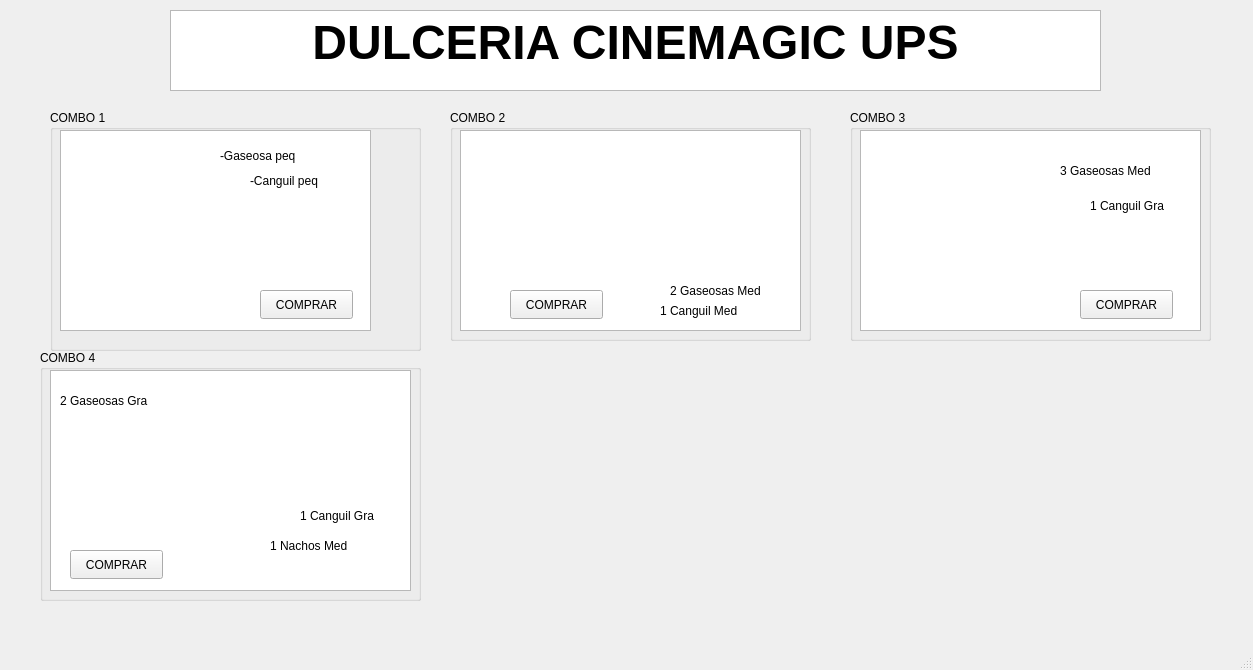
Before: the Qt Designer form dulceria.ui in Santi-gdl/ProyectoCinep2, drawn with Qt 5.
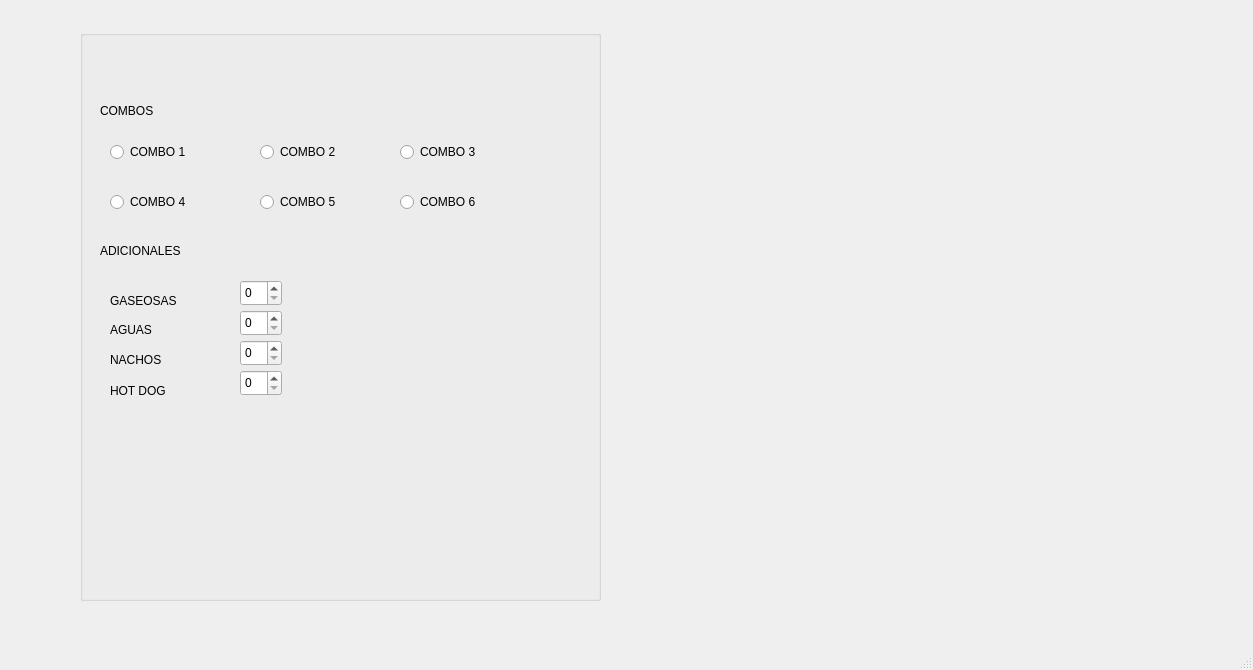
After: the same form once the commit is applied. Icons and pictures are not drawn.

The edit to the form file:
```diff
--- a/dulceria.ui
+++ b/dulceria.ui
@@ -14,309 +14,231 @@
    <string>MainWindow</string>
   </property>
   <widget class="QWidget" name="centralwidget">
-   <widget class="QGroupBox" name="groupBox_2">
+   <widget class="QGroupBox" name="groupBox">
     <property name="geometry">
      <rect>
-      <x>450</x>
-      <y>110</y>
-      <width>361</width>
-      <height>231</height>
+      <x>80</x>
+      <y>30</y>
+      <width>521</width>
+      <height>571</height>
      </rect>
     </property>
     <property name="title">
-     <string>COMBO 2</string>
+     <string/>
     </property>
-    <widget class="QTextBrowser" name="textBrowser">
+    <widget class="QRadioButton" name="radioButton">
      <property name="geometry">
       <rect>
-       <x>10</x>
-       <y>20</y>
-       <width>341</width>
-       <height>201</height>
+       <x>30</x>
+       <y>110</y>
+       <width>110</width>
+       <height>24</height>
       </rect>
      </property>
-     <property name="html">
-      <string>&lt;!DOCTYPE HTML PUBLIC &quot;-//W3C//DTD HTML 4.0//EN&quot; &quot;http://www.w3.org/TR/REC-html40/strict.dtd&quot;&gt;
-&lt;html&gt;&lt;head&gt;&lt;meta name=&quot;qrichtext&quot; content=&quot;1&quot; /&gt;&lt;meta charset=&quot;utf-8&quot; /&gt;&lt;style type=&quot;text/css&quot;&gt;
-p, li { white-space: pre-wrap; }
-&lt;/style&gt;&lt;/head&gt;&lt;body style=&quot; font-family:'Segoe UI'; font-size:9pt; font-weight:400; font-style:normal;&quot;&gt;
-&lt;p style=&quot; margin-top:0px; margin-bottom:0px; margin-left:0px; margin-right:0px; -qt-block-indent:0; text-indent:0px;&quot;&gt;&lt;img src=&quot;:/Peliculas/Combos Cine/WhatsApp Image 2022-07-13 at 11.51.32 AM.jpeg&quot; /&gt;&lt;/p&gt;&lt;/body&gt;&lt;/html&gt;</string>
+     <property name="text">
+      <string>COMBO 1 </string>
+     </property>
+    </widget>
+    <widget class="QLabel" name="label">
+     <property name="geometry">
+      <rect>
+       <x>20</x>
+       <y>60</y>
+       <width>241</width>
+       <height>41</height>
+      </rect>
+     </property>
+     <property name="styleSheet">
+      <string notr="true">font: 600 22pt &quot;Sitka Display Semibold&quot;;</string>
+     </property>
+     <property name="text">
+      <string>COMBOS</string>
+     </property>
+    </widget>
+    <widget class="QRadioButton" name="radioButton_2">
+     <property name="geometry">
+      <rect>
+       <x>180</x>
+       <y>110</y>
+       <width>110</width>
+       <height>24</height>
+      </rect>
+     </property>
+     <property name="text">
+      <string>COMBO 2</string>
+     </property>
+    </widget>
+    <widget class="QRadioButton" name="radioButton_3">
+     <property name="geometry">
+      <rect>
+       <x>320</x>
+       <y>110</y>
+       <width>110</width>
+       <height>24</height>
+      </rect>
+     </property>
+     <property name="text">
+      <string>COMBO 3 </string>
+     </property>
+    </widget>
+    <widget class="QRadioButton" name="radioButton_4">
+     <property name="geometry">
+      <rect>
+       <x>30</x>
+       <y>160</y>
+       <width>110</width>
+       <height>24</height>
+      </rect>
+     </property>
+     <property name="text">
+      <string>COMBO 4 </string>
+     </property>
+    </widget>
+    <widget class="QRadioButton" name="radioButton_5">
+     <property name="geometry">
+      <rect>
+       <x>180</x>
+       <y>160</y>
+       <width>110</width>
+       <height>24</height>
+      </rect>
+     </property>
+     <property name="text">
+      <string>COMBO 5</string>
+     </property>
+    </widget>
+    <widget class="QRadioButton" name="radioButton_6">
+     <property name="geometry">
+      <rect>
+       <x>320</x>
+       <y>160</y>
+       <width>110</width>
+       <height>24</height>
+      </rect>
+     </property>
+     <property name="text">
+      <string>COMBO 6 </string>
+     </property>
+    </widget>
+    <widget class="QLabel" name="label_2">
+     <property name="geometry">
+      <rect>
+       <x>20</x>
+       <y>200</y>
+       <width>211</width>
+       <height>41</height>
+      </rect>
+     </property>
+     <property name="styleSheet">
+      <string notr="true">font: 20pt &quot;Sitka Display&quot;;</string>
+     </property>
+     <property name="text">
+      <string>ADICIONALES</string>
+     </property>
+    </widget>
+    <widget class="QSpinBox" name="spinBox">
+     <property name="geometry">
+      <rect>
+       <x>160</x>
+       <y>250</y>
+       <width>42</width>
+       <height>26</height>
+      </rect>
      </property>
     </widget>
     <widget class="QLabel" name="label_3">
      <property name="geometry">
       <rect>
-       <x>210</x>
-       <y>190</y>
+       <x>30</x>
+       <y>260</y>
        <width>111</width>
        <height>21</height>
       </rect>
      </property>
      <property name="text">
-      <string>1 Canguil Med</string>
+      <string>GASEOSAS</string>
      </property>
     </widget>
     <widget class="QLabel" name="label_4">
      <property name="geometry">
       <rect>
-       <x>220</x>
-       <y>170</y>
-       <width>131</width>
-       <height>21</height>
+       <x>30</x>
+       <y>290</y>
+       <width>63</width>
+       <height>20</height>
       </rect>
      </property>
      <property name="text">
-      <string>2 Gaseosas Med</string>
-     </property>
-    </widget>
-    <widget class="QPushButton" name="pushButton_2">
-     <property name="geometry">
-      <rect>
-       <x>60</x>
-       <y>180</y>
-       <width>93</width>
-       <height>29</height>
-      </rect>
-     </property>
-     <property name="text">
-      <string>COMPRAR</string>
-     </property>
-    </widget>
-   </widget>
-   <widget class="QGroupBox" name="groupBox_3">
-    <property name="geometry">
-     <rect>
-      <x>850</x>
-      <y>110</y>
-      <width>361</width>
-      <height>231</height>
-     </rect>
-    </property>
-    <property name="title">
-     <string>COMBO 3</string>
-    </property>
-    <widget class="QTextBrowser" name="textBrowser_2">
-     <property name="geometry">
-      <rect>
-       <x>10</x>
-       <y>20</y>
-       <width>341</width>
-       <height>201</height>
-      </rect>
-     </property>
-     <property name="html">
-      <string>&lt;!DOCTYPE HTML PUBLIC &quot;-//W3C//DTD HTML 4.0//EN&quot; &quot;http://www.w3.org/TR/REC-html40/strict.dtd&quot;&gt;
-&lt;html&gt;&lt;head&gt;&lt;meta name=&quot;qrichtext&quot; content=&quot;1&quot; /&gt;&lt;meta charset=&quot;utf-8&quot; /&gt;&lt;style type=&quot;text/css&quot;&gt;
-p, li { white-space: pre-wrap; }
-&lt;/style&gt;&lt;/head&gt;&lt;body style=&quot; font-family:'Segoe UI'; font-size:9pt; font-weight:400; font-style:normal;&quot;&gt;
-&lt;p style=&quot; margin-top:0px; margin-bottom:0px; margin-left:0px; margin-right:0px; -qt-block-indent:0; text-indent:0px;&quot;&gt;&lt;img src=&quot;:/Peliculas/Combos Cine/WhatsApp Image 2022-07-13 at 11.51.05 AM.jpeg&quot; /&gt;&lt;/p&gt;&lt;/body&gt;&lt;/html&gt;</string>
+      <string>AGUAS</string>
      </property>
     </widget>
     <widget class="QLabel" name="label_5">
      <property name="geometry">
       <rect>
-       <x>210</x>
-       <y>50</y>
-       <width>121</width>
-       <height>21</height>
+       <x>30</x>
+       <y>320</y>
+       <width>63</width>
+       <height>20</height>
       </rect>
      </property>
      <property name="text">
-      <string>3 Gaseosas Med</string>
+      <string>NACHOS</string>
      </property>
     </widget>
     <widget class="QLabel" name="label_6">
      <property name="geometry">
       <rect>
-       <x>240</x>
-       <y>80</y>
-       <width>101</width>
-       <height>31</height>
+       <x>30</x>
+       <y>350</y>
+       <width>71</width>
+       <height>21</height>
       </rect>
      </property>
      <property name="text">
-      <string>1 Canguil Gra</string>
+      <string>HOT DOG</string>
      </property>
     </widget>
-    <widget class="QPushButton" name="pushButton_3">
+    <widget class="QSpinBox" name="spinBox_2">
      <property name="geometry">
       <rect>
-       <x>230</x>
-       <y>180</y>
-       <width>93</width>
-       <height>29</height>
+       <x>160</x>
+       <y>280</y>
+       <width>42</width>
+       <height>26</height>
       </rect>
      </property>
-     <property name="text">
-      <string>COMPRAR</string>
-     </property>
     </widget>
-   </widget>
-   <widget class="QTextBrowser" name="textBrowser_7">
-    <property name="geometry">
-     <rect>
-      <x>170</x>
-      <y>10</y>
-      <width>931</width>
-      <height>81</height>
-     </rect>
-    </property>
-    <property name="html">
-     <string>&lt;!DOCTYPE HTML PUBLIC &quot;-//W3C//DTD HTML 4.0//EN&quot; &quot;http://www.w3.org/TR/REC-html40/strict.dtd&quot;&gt;
-&lt;html&gt;&lt;head&gt;&lt;meta name=&quot;qrichtext&quot; content=&quot;1&quot; /&gt;&lt;meta charset=&quot;utf-8&quot; /&gt;&lt;style type=&quot;text/css&quot;&gt;
-p, li { white-space: pre-wrap; }
-&lt;/style&gt;&lt;/head&gt;&lt;body style=&quot; font-family:'Segoe UI'; font-size:9pt; font-weight:400; font-style:normal;&quot;&gt;
-&lt;p align=&quot;center&quot; style=&quot; margin-top:0px; margin-bottom:0px; margin-left:0px; margin-right:0px; -qt-block-indent:0; text-indent:0px;&quot;&gt;&lt;span style=&quot; font-family:'Trebuchet MS'; font-size:36pt; font-weight:700;&quot;&gt;DULCERIA CINEMAGIC UPS&lt;/span&gt;&lt;/p&gt;&lt;/body&gt;&lt;/html&gt;</string>
-    </property>
-   </widget>
-   <widget class="QGroupBox" name="groupBox_4">
-    <property name="geometry">
-     <rect>
-      <x>40</x>
-      <y>350</y>
-      <width>381</width>
-      <height>251</height>
-     </rect>
-    </property>
-    <property name="title">
-     <string>COMBO 4</string>
-    </property>
-    <widget class="QTextBrowser" name="textBrowser_3">
+    <widget class="QSpinBox" name="spinBox_3">
      <property name="geometry">
       <rect>
-       <x>10</x>
-       <y>20</y>
-       <width>361</width>
-       <height>221</height>
+       <x>160</x>
+       <y>310</y>
+       <width>42</width>
+       <height>26</height>
       </rect>
      </property>
-     <property name="html">
-      <string>&lt;!DOCTYPE HTML PUBLIC &quot;-//W3C//DTD HTML 4.0//EN&quot; &quot;http://www.w3.org/TR/REC-html40/strict.dtd&quot;&gt;
-&lt;html&gt;&lt;head&gt;&lt;meta name=&quot;qrichtext&quot; content=&quot;1&quot; /&gt;&lt;meta charset=&quot;utf-8&quot; /&gt;&lt;style type=&quot;text/css&quot;&gt;
-p, li { white-space: pre-wrap; }
-&lt;/style&gt;&lt;/head&gt;&lt;body style=&quot; font-family:'Segoe UI'; font-size:9pt; font-weight:400; font-style:normal;&quot;&gt;
-&lt;p style=&quot; margin-top:0px; margin-bottom:0px; margin-left:0px; margin-right:0px; -qt-block-indent:0; text-indent:0px;&quot;&gt;&lt;img src=&quot;:/Peliculas/Combos Cine/WhatsApp Image 2022-07-13 at 11.52.49 AM.jpeg&quot; /&gt;&lt;/p&gt;&lt;/body&gt;&lt;/html&gt;</string>
+    </widget>
+    <widget class="QSpinBox" name="spinBox_4">
+     <property name="geometry">
+      <rect>
+       <x>160</x>
+       <y>340</y>
+       <width>42</width>
+       <height>26</height>
+      </rect>
      </property>
     </widget>
     <widget class="QLabel" name="label_7">
      <property name="geometry">
       <rect>
-       <x>20</x>
-       <y>40</y>
-       <width>111</width>
-       <height>21</height>
-      </rect>
-     </property>
-     <property name="text">
-      <string>2 Gaseosas Gra</string>
-     </property>
-    </widget>
-    <widget class="QLabel" name="label_8">
-     <property name="geometry">
-      <rect>
-       <x>230</x>
-       <y>180</y>
-       <width>121</width>
-       <height>31</height>
-      </rect>
-     </property>
-     <property name="text">
-      <string>1 Nachos Med</string>
-     </property>
-    </widget>
-    <widget class="QLabel" name="label_9">
-     <property name="geometry">
-      <rect>
-       <x>260</x>
-       <y>150</y>
-       <width>111</width>
-       <height>31</height>
-      </rect>
-     </property>
-     <property name="text">
-      <string>1 Canguil Gra</string>
-     </property>
-    </widget>
-    <widget class="QPushButton" name="pushButton_4">
-     <property name="geometry">
-      <rect>
        <x>30</x>
-       <y>200</y>
-       <width>93</width>
-       <height>29</height>
+       <y>380</y>
+       <width>63</width>
+       <height>20</height>
       </rect>
      </property>
      <property name="text">
-      <string>COMPRAR</string>
-     </property>
-    </widget>
-   </widget>
-   <widget class="QGroupBox" name="groupBox">
-    <property name="geometry">
-     <rect>
-      <x>50</x>
-      <y>110</y>
-      <width>371</width>
-      <height>241</height>
-     </rect>
-    </property>
-    <property name="title">
-     <string>COMBO 1</string>
-    </property>
-    <widget class="QTextBrowser" name="textBrowser_8">
-     <property name="geometry">
-      <rect>
-       <x>10</x>
-       <y>20</y>
-       <width>311</width>
-       <height>201</height>
-      </rect>
-     </property>
-     <property name="html">
-      <string>&lt;!DOCTYPE HTML PUBLIC &quot;-//W3C//DTD HTML 4.0//EN&quot; &quot;http://www.w3.org/TR/REC-html40/strict.dtd&quot;&gt;
-&lt;html&gt;&lt;head&gt;&lt;meta name=&quot;qrichtext&quot; content=&quot;1&quot; /&gt;&lt;meta charset=&quot;utf-8&quot; /&gt;&lt;style type=&quot;text/css&quot;&gt;
-p, li { white-space: pre-wrap; }
-&lt;/style&gt;&lt;/head&gt;&lt;body style=&quot; font-family:'Segoe UI'; font-size:9pt; font-weight:400; font-style:normal;&quot;&gt;
-&lt;p style=&quot; margin-top:0px; margin-bottom:0px; margin-left:0px; margin-right:0px; -qt-block-indent:0; text-indent:0px;&quot;&gt;&lt;img src=&quot;:/Peliculas/Combos Cine/WhatsApp Image 2022-07-13 at 11.51.52 AM.jpeg&quot; /&gt;&lt;/p&gt;&lt;/body&gt;&lt;/html&gt;</string>
-     </property>
-    </widget>
-    <widget class="QLabel" name="label">
-     <property name="geometry">
-      <rect>
-       <x>170</x>
-       <y>30</y>
-       <width>151</width>
-       <height>31</height>
-      </rect>
-     </property>
-     <property name="text">
-      <string>-Gaseosa peq</string>
-     </property>
-    </widget>
-    <widget class="QLabel" name="label_2">
-     <property name="geometry">
-      <rect>
-       <x>200</x>
-       <y>60</y>
-       <width>111</width>
-       <height>21</height>
-      </rect>
-     </property>
-     <property name="text">
-      <string>-Canguil peq</string>
-     </property>
-    </widget>
-    <widget class="QPushButton" name="pushButton">
-     <property name="geometry">
-      <rect>
-       <x>210</x>
-       <y>180</y>
-       <width>93</width>
-       <height>29</height>
-      </rect>
-     </property>
-     <property name="text">
-      <string>COMPRAR</string>
+      <string/>
      </property>
     </widget>
    </widget>
```
Left out of the diff: 2 changed lines with no effect on the pictures.
